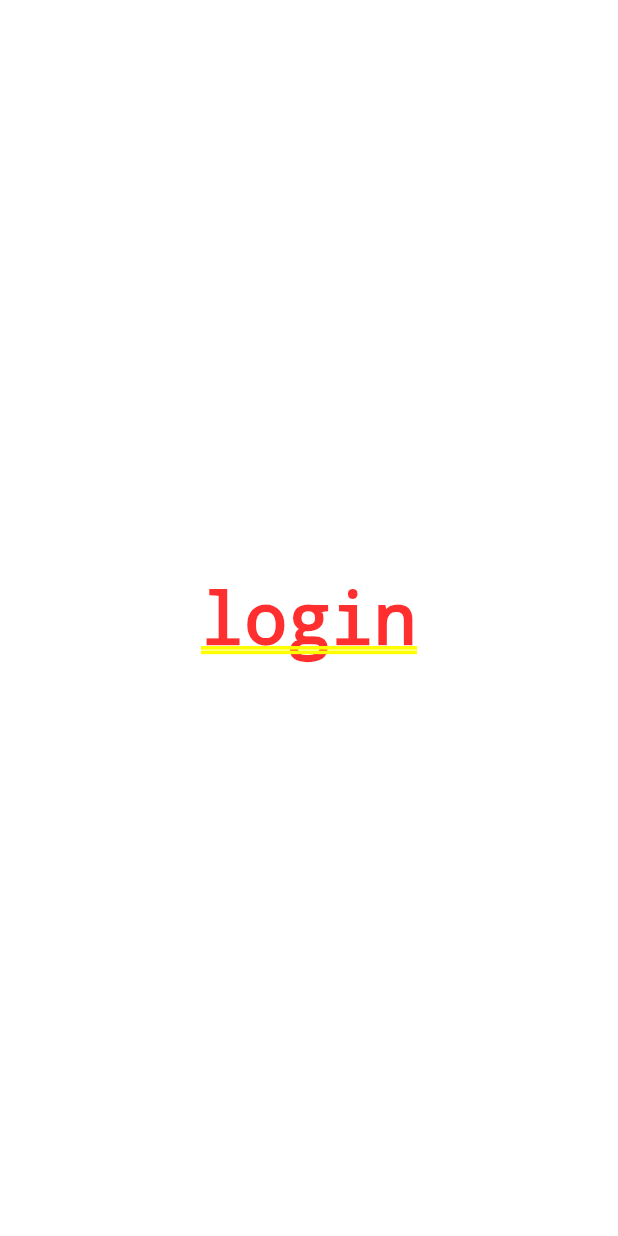
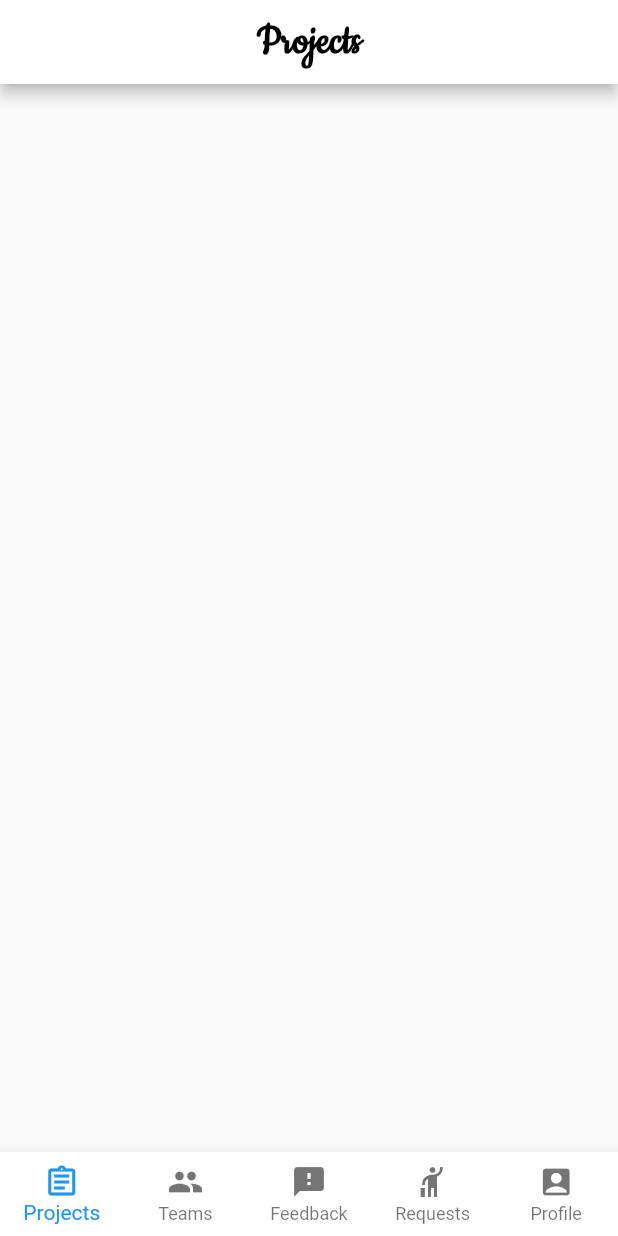
Before and after one commit to nextstepsyep/community-on-demand-2021, a Flutter app: the screen it shows after launch, after a tap on "Login", on a phone screen of 412 x 824 dp. Run offline on Flutter 3.47's test engine with Material 2 defaults, Android fonts, the phone set to English and light mode, and no system bars.

Commit message:
Update login_screen.dart

```diff
--- a/lib/Screens/Login/login_screen.dart
+++ b/lib/Screens/Login/login_screen.dart
@@ -3,8 +3,98 @@ import 'package:flutter/material.dart';
 class LoginScreen extends StatelessWidget {
   @override
   Widget build(BuildContext context) {
-    return Center(
-      child: Text('login'),
+    return NavigationScreen();
+  }
+}
+
+/// This is the stateful widget that the main application instantiates.
+class NavigationScreen extends StatefulWidget {
+  //const MyStatefulWidget({Key? key}) : super(key: key);
+
+  @override
+  _NavigationState createState() => _NavigationState();
+}
+
+/// This is the private State class that goes with MyStatefulWidget.
+class _NavigationState extends State<NavigationScreen> {
+  int _selectedIndex = 0;
+  static const Color barColor = Colors.white;
+  static const TextStyle optionStyle = TextStyle(
+      fontSize: 30,
+      fontWeight: FontWeight.bold,
+      color: Colors.black,
+      fontFamily: 'Cookie');
+  static const List<Widget> _widgetOptions = <Widget>[
+    Text(
+      'Projects',
+      style: optionStyle,
+    ),
+    Text(
+      'Teams',
+      style: optionStyle,
+    ),
+    Text(
+      'Feedback',
+      style: optionStyle,
+    ),
+    Text(
+      'Requests',
+      style: optionStyle,
+    ),
+    Text(
+      'Profile',
+      style: optionStyle,
+    ),
+  ];
+
+  void _onItemTapped(int index) {
+    setState(() {
+      _selectedIndex = index;
+    });
+  }
+
+  @override
+  Widget build(BuildContext context) {
+    return Scaffold(
+      appBar: AppBar(
+        centerTitle: true,
+        title: _widgetOptions.elementAt(_selectedIndex),
+        backgroundColor: Colors.white,
+      ),
+      body: Center(),
+      bottomNavigationBar: BottomNavigationBar(
+        backgroundColor: Colors.white,
+        type: BottomNavigationBarType.fixed,
+        items: const <BottomNavigationBarItem>[
+          BottomNavigationBarItem(
+            icon: Icon(Icons.assignment_outlined),
+            label: 'Projects',
+            backgroundColor: Colors.red,
+          ),
+          BottomNavigationBarItem(
+            icon: Icon(Icons.group),
+            label: 'Teams',
+            backgroundColor: Colors.black,
+          ),
+          BottomNavigationBarItem(
+            icon: Icon(Icons.feedback),
+            label: 'Feedback',
+            backgroundColor: Colors.black,
+          ),
+          BottomNavigationBarItem(
+            icon: Icon(Icons.hail),
+            label: 'Requests',
+            backgroundColor: Colors.black,
+          ),
+          BottomNavigationBarItem(
+            icon: Icon(Icons.account_box_rounded),
+            label: 'Profile',
+            backgroundColor: Colors.black,
+          ),
+        ],
+        currentIndex: _selectedIndex,
+        onTap: _onItemTapped,
+      ),
     );
   }
 }
```
